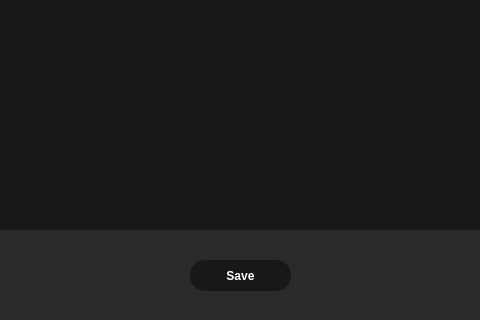
Above: compose.ui from enjyashraf18/Sampling-Studio before the change; both pictures show x 220 to 700 and y 280 to 600 of the 900 by 600 pixel window. Below: the same form after it.
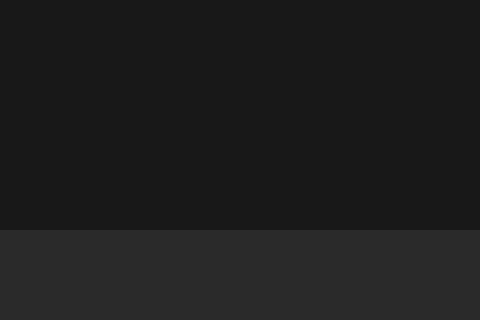
That is the form after the change. Icons and pictures are not drawn.

Diff of the .ui file:
```diff
--- a/compose.ui
+++ b/compose.ui
@@ -455,32 +455,6 @@
        <property name="styleSheet">
         <string notr="true">background-color:rgb(42,42,42);</string>
        </property>
-       <widget class="QPushButton" name="pushButton_3">
-        <property name="geometry">
-         <rect>
-          <x>410</x>
-          <y>30</y>
-          <width>101</width>
-          <height>31</height>
-         </rect>
-        </property>
-        <property name="styleSheet">
-         <string notr="true">background-color: rgb(24, 24, 24);
-color: rgb(255, 255, 255);
-border: 1px;
-border-radius: 15px;
-font-weight:800;</string>
-        </property>
-        <property name="text">
-         <string>Save</string>
-        </property>
-        <property name="iconSize">
-         <size>
-          <width>14</width>
-          <height>14</height>
-         </size>
-        </property>
-       </widget>
       </widget>
      </item>
     </layout>
```
